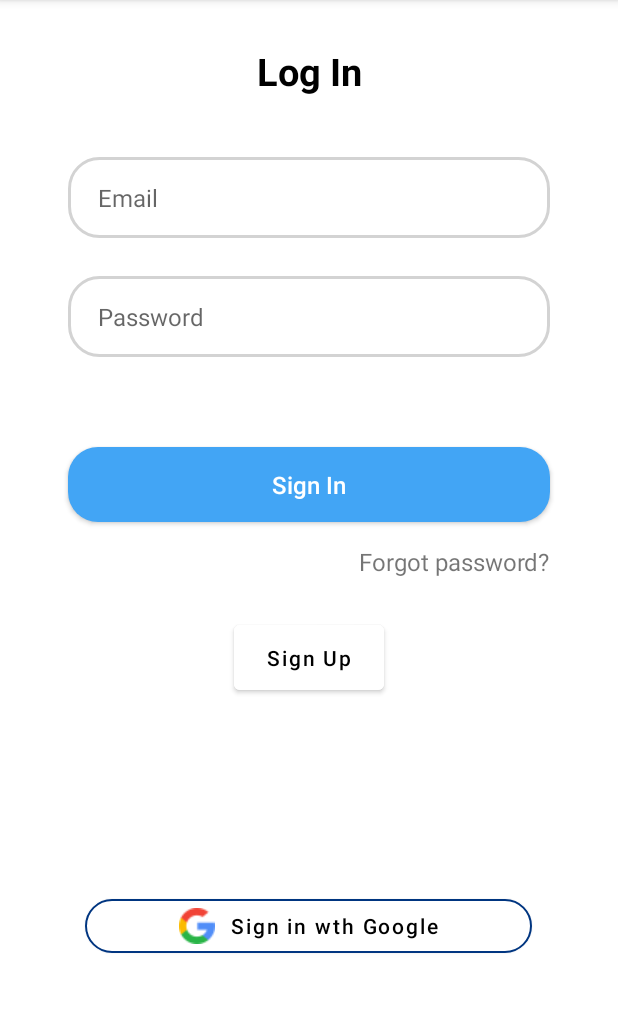
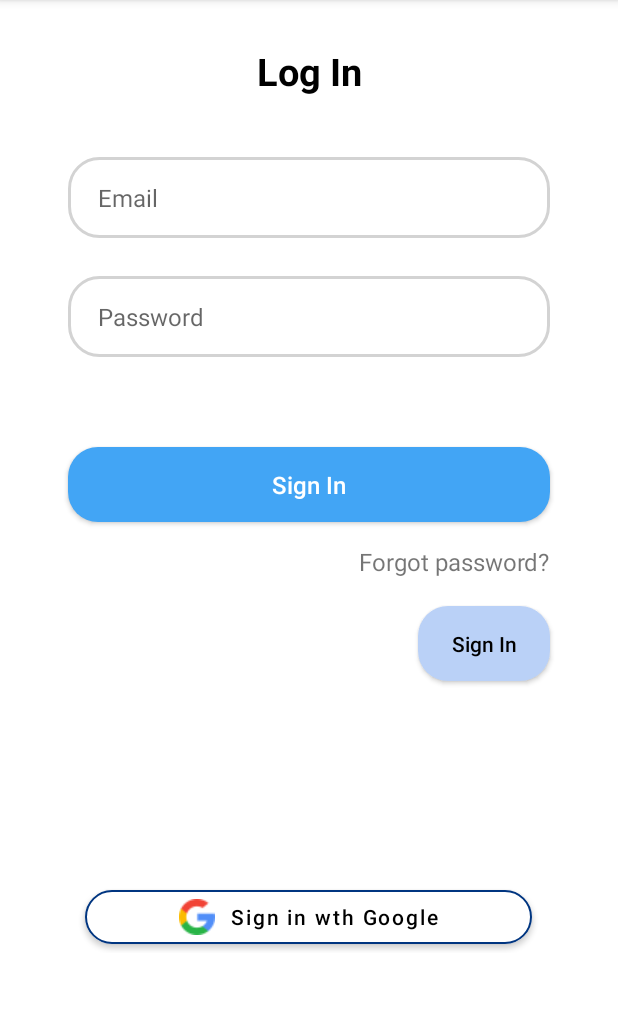
Before and after one commit to tientran505/hotel-booking-android-app, an Android app: the Login screen opened directly, with no data from a screen before it, on a phone screen of 412 x 824 dp, the part 84-1097 px from its top. Run offline under Robolectric (Android 15) with nearby library versions, the phone set to English and light mode, and no system bars; our stand-ins replace Firebase (no records; nobody signed in at launch, a user with empty details on screens opened directly).

Commit message:
fix: Fixed switch login and signup btn and fixed login with gg

```diff
--- a/app/src/main/java/com/example/stayfinder/services/login/Login.kt
+++ b/app/src/main/java/com/example/stayfinder/services/login/Login.kt
@@ -31,6 +31,7 @@ class Login : AppCompatActivity() {
     private var emailET: EditText? = null
     private var pwET: EditText? = null
     private var signInBtn: AppCompatButton? = null
+    private var signUpBtn: AppCompatButton? = null
     private var ggLoginBtn: MaterialButton? = null
 
     private var progressDialog: ProgressDialog? = null
@@ -40,6 +41,7 @@ class Login : AppCompatActivity() {
     private lateinit var mGoogleSignInOptions: GoogleSignInOptions;
 
     private lateinit var auth: FirebaseAuth
+
 
     override fun onCreate(savedInstanceState: Bundle?) {
         super.onCreate(savedInstanceState)
@@ -85,9 +87,15 @@ class Login : AppCompatActivity() {
                 }
         }
 
-        ggLoginBtn = findViewById(R.id.logInWithGGBtn)
+
         ggLoginBtn?.setOnClickListener {
             goToSignIn()
+        }
+
+        signUpBtn?.setOnClickListener {
+            val intent = Intent(this, SignUp::class.java)
+            startActivity(intent)
+            finish()
         }
     }
 
@@ -105,6 +113,8 @@ class Login : AppCompatActivity() {
         emailET = findViewById(R.id.inputUsernameEt)
         pwET = findViewById(R.id.inputPasswordEt)
         signInBtn = findViewById(R.id.signInBtn)
+        signUpBtn = findViewById(R.id.goSignUpPageBtn)
+        ggLoginBtn = findViewById(R.id.logInWithGGBtn)
     }
 
     private fun createRequest(){
--- a/app/src/main/res/layout/activity_login.xml
+++ b/app/src/main/res/layout/activity_login.xml
@@ -68,19 +68,21 @@
         app:layout_constraintStart_toStartOf="@+id/inputUsernameEt"
         app:layout_constraintTop_toBottomOf="@+id/inputUsernameEt" />
 
-    <Button
+
+    <androidx.appcompat.widget.AppCompatButton
         android:id="@+id/goSignUpPageBtn"
-        android:layout_width="100dp"
-        android:layout_height="55dp"
-        android:layout_marginTop="25dp"
-        android:backgroundTint="#FFFFFF"
-        android:text="Sign Up"
+        android:layout_width="wrap_content"
+        android:layout_height="50dp"
+        android:layout_marginTop="56dp"
+        android:background="@drawable/btn_primary_color_bg"
+
+
+        android:backgroundTint="#bad1f7"
+        android:text="Sign In"
         android:textAllCaps="false"
-
         android:textColor="#000000"
-        app:layout_constraintEnd_toEndOf="parent"
-        app:layout_constraintStart_toStartOf="parent"
-        app:layout_constraintTop_toBottomOf="@+id/fgPwTV" />
+        app:layout_constraintEnd_toEndOf="@+id/signInBtn"
+        app:layout_constraintTop_toBottomOf="@+id/signInBtn" />
 
     <TextView
         android:id="@+id/fgPwTV"
```
Also changed, not shown: app/src/main/java/com/example/stayfinder/services/login/SignUp.kt (+107 -1 lines).
